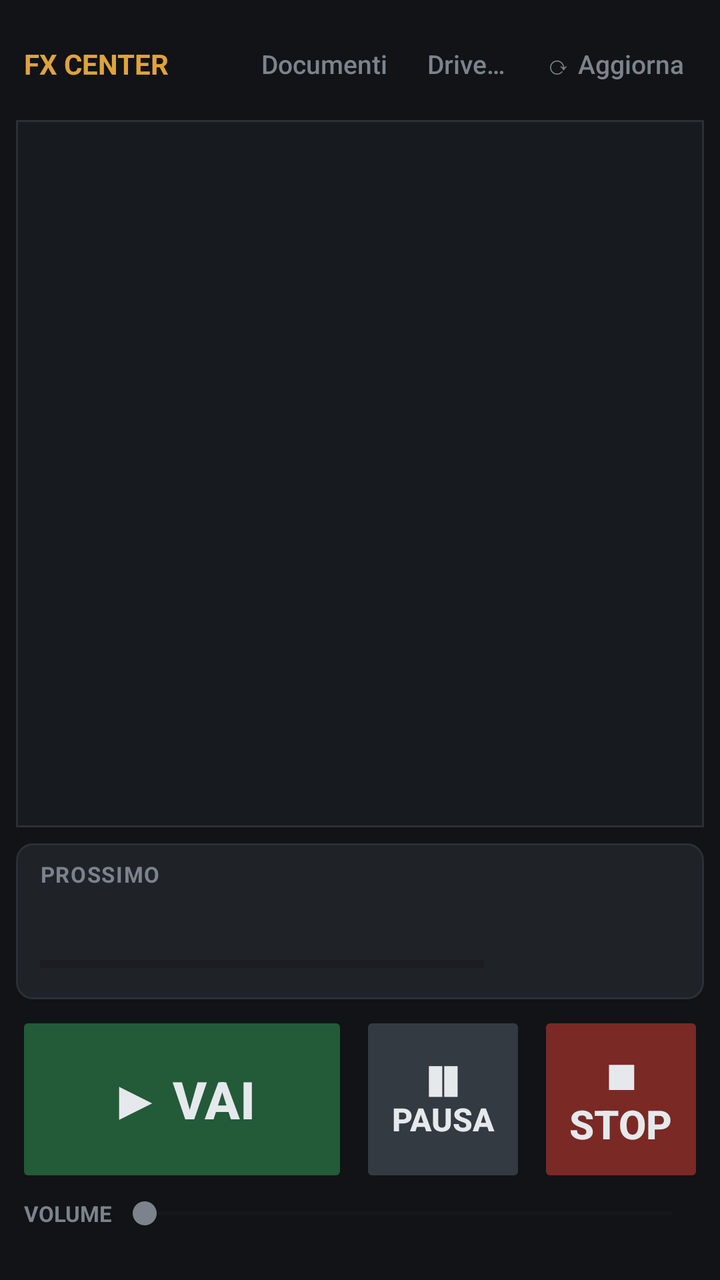
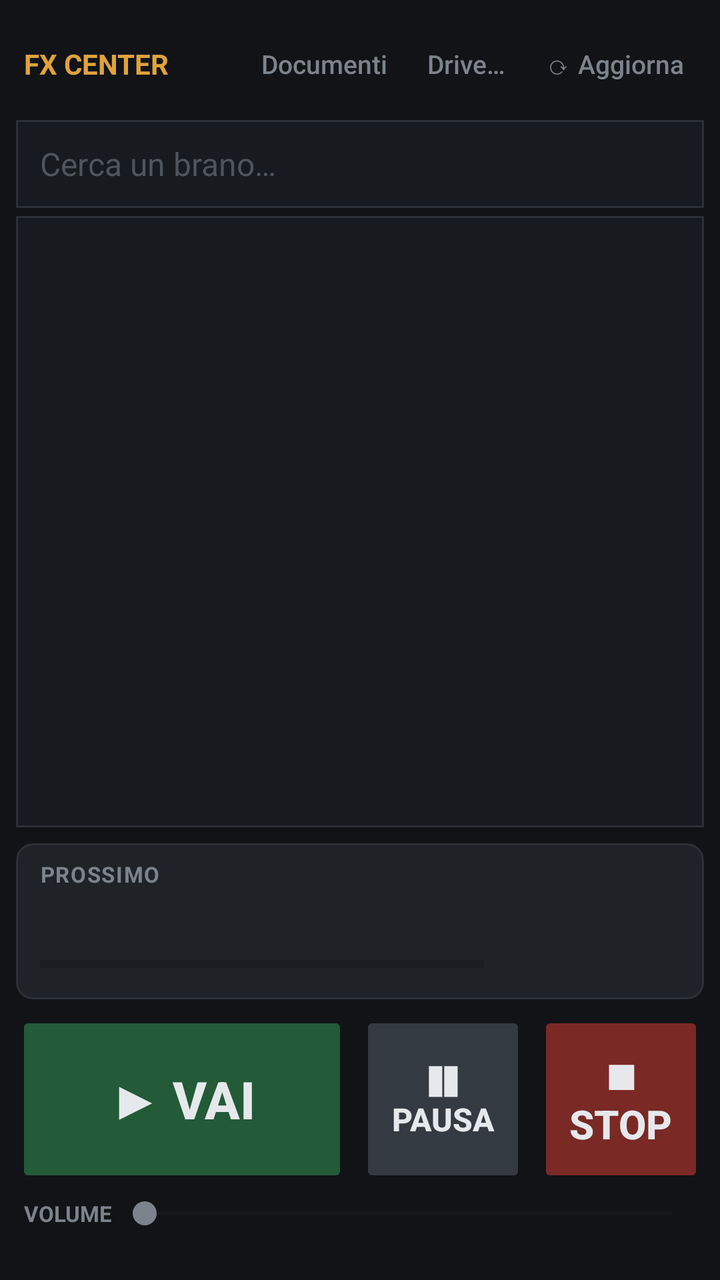

Before-and-after screenshots of an Android layout around one commit, followed by the original layout XML and the change that was made.
<!-- AndroidManifest.xml: application theme AppTheme -->
<!-- res/layout/activity_main.xml -->
<?xml version="1.0" encoding="utf-8"?>
<LinearLayout xmlns:android="http://schemas.android.com/apk/res/android"
    android:layout_width="match_parent"
    android:layout_height="match_parent"
    android:orientation="vertical"
    android:background="@color/bg"
    android:padding="8dp">

    
    <LinearLayout
        android:layout_width="match_parent"
        android:layout_height="wrap_content"
        android:orientation="horizontal"
        android:gravity="center_vertical">

        <TextView
            android:layout_width="wrap_content"
            android:layout_height="wrap_content"
            android:layout_marginStart="4dp"
            android:layout_marginEnd="8dp"
            android:text="FX CENTER"
            android:textColor="@color/accent"
            android:textSize="14sp"
            android:textStyle="bold" />

        <TextView
            android:id="@+id/source"
            android:layout_width="0dp"
            android:layout_height="wrap_content"
            android:layout_weight="1"
            android:textColor="@color/text_dim"
            android:textSize="12sp"
            android:maxLines="1"
            android:ellipsize="end" />

        <Button
            android:id="@+id/documents"
            style="@style/ToolButton"
            android:layout_width="wrap_content"
            android:layout_height="wrap_content"
            android:text="@string/documents" />

        <Button
            android:id="@+id/drive"
            style="@style/ToolButton"
            android:layout_width="wrap_content"
            android:layout_height="wrap_content"
            android:text="@string/drive" />

        <Button
            android:id="@+id/refresh"
            style="@style/ToolButton"
            android:layout_width="wrap_content"
            android:layout_height="wrap_content"
            android:text="@string/refresh" />
    </LinearLayout>

    <ListView
        android:id="@+id/cues"
        android:layout_width="match_parent"
        android:layout_height="0dp"
        android:layout_weight="1"
        android:layout_marginTop="4dp"
        android:padding="1dp"
        android:background="@drawable/list_frame"
        android:divider="@color/bg"
        android:dividerHeight="1dp"
        android:listSelector="@android:color/transparent" />

    
    <LinearLayout
        android:layout_width="match_parent"
        android:layout_height="wrap_content"
        android:layout_marginTop="8dp"
        android:orientation="vertical"
        android:background="@drawable/card"
        android:paddingStart="12dp"
        android:paddingEnd="12dp"
        android:paddingTop="8dp"
        android:paddingBottom="8dp">

        <TextView
            android:id="@+id/now_label"
            android:layout_width="match_parent"
            android:layout_height="wrap_content"
            android:text="@string/next"
            android:textColor="@color/text_dim"
            android:textSize="11sp"
            android:textStyle="bold"
            android:letterSpacing="0.05" />

        <TextView
            android:id="@+id/now_playing"
            android:layout_width="match_parent"
            android:layout_height="wrap_content"
            android:textColor="@color/text"
            android:textSize="18sp"
            android:textStyle="bold"
            android:maxLines="1"
            android:ellipsize="end"
            android:text=" " />

        <LinearLayout
            android:layout_width="match_parent"
            android:layout_height="wrap_content"
            android:layout_marginTop="4dp"
            android:orientation="horizontal"
            android:gravity="center_vertical">

            <ProgressBar
                android:id="@+id/progress"
                style="?android:attr/progressBarStyleHorizontal"
                android:layout_width="0dp"
                android:layout_height="wrap_content"
                android:layout_weight="1"
                android:progressTint="@color/accent"
                android:progressBackgroundTint="@color/bg"
                android:max="1000" />

            <TextView
                android:id="@+id/time"
                android:layout_width="wrap_content"
                android:layout_height="wrap_content"
                android:layout_marginStart="8dp"
                android:textColor="@color/text_dim"
                android:textSize="14sp"
                android:minWidth="90dp"
                android:gravity="end" />
        </LinearLayout>
    </LinearLayout>

    
    <LinearLayout
        android:layout_width="match_parent"
        android:layout_height="88dp"
        android:layout_marginTop="6dp"
        android:orientation="horizontal">

        <Button
            android:id="@+id/go"
            style="@style/Transport"
            android:layout_width="0dp"
            android:layout_height="match_parent"
            android:layout_weight="2"
            android:layout_marginEnd="6dp"
            android:backgroundTint="@color/go_tint"
            android:textSize="26sp"
            android:text="@string/go" />

        <Button
            android:id="@+id/pause"
            style="@style/Transport"
            android:layout_width="0dp"
            android:layout_height="match_parent"
            android:layout_weight="1"
            android:layout_marginEnd="6dp"
            android:backgroundTint="@color/pause_tint"
            android:textSize="16sp"
            android:text="@string/pause" />

        <Button
            android:id="@+id/stop"
            style="@style/Transport"
            android:layout_width="0dp"
            android:layout_height="match_parent"
            android:layout_weight="1"
            android:backgroundTint="@color/stop_tint"
            android:textSize="20sp"
            android:text="@string/stop" />
    </LinearLayout>

    <LinearLayout
        android:layout_width="match_parent"
        android:layout_height="wrap_content"
        android:layout_marginTop="4dp"
        android:orientation="horizontal"
        android:gravity="center_vertical">

        <TextView
            android:layout_width="wrap_content"
            android:layout_height="wrap_content"
            android:layout_marginStart="4dp"
            android:textColor="@color/text_dim"
            android:textSize="11sp"
            android:textStyle="bold"
            android:text="@string/volume" />

        <SeekBar
            android:id="@+id/volume"
            android:layout_width="0dp"
            android:layout_height="wrap_content"
            android:layout_weight="1"
            android:progressTint="@color/text_dim"
            android:progressBackgroundTint="@color/raised"
            android:thumbTint="@color/text_dim"
            android:max="100" />
    </LinearLayout>

    <TextView
        android:id="@+id/status"
        android:layout_width="match_parent"
        android:layout_height="wrap_content"
        android:layout_marginStart="4dp"
        android:textColor="@color/text_dim"
        android:textSize="12sp"
        android:maxLines="2"
        android:ellipsize="end"
        android:text=" " />
</LinearLayout>
<!-- resources referenced by this layout -->
<resources>
  <color name="accent">#e0a33a</color>
  <color name="bg">#111316</color>
  <color name="raised">#1f2328</color>
  <color name="text">#c4c8ce</color>
  <color name="text_dim">#7c838c</color>
  <!-- drawable card (drawable) -->
  <?xml version="1.0" encoding="utf-8"?>
  <shape xmlns:android="http://schemas.android.com/apk/res/android" android:shape="rectangle">
      <solid android:color="@color/raised" />
      <stroke android:width="1dp" android:color="@color/border" />
      <corners android:radius="8dp" />
  </shape>
  <!-- drawable list_frame (drawable) -->
  <?xml version="1.0" encoding="utf-8"?>
  <shape xmlns:android="http://schemas.android.com/apk/res/android" android:shape="rectangle">
      <solid android:color="@color/surface" />
      <stroke android:width="1dp" android:color="@color/border" />
  </shape>
  <string name="documents">Documenti</string>
  <string name="drive">Drive…</string>
  <string name="go">▶  VAI</string>
  <string name="next">PROSSIMO</string>
  <string name="pause">❚❚  PAUSA</string>
  <string name="refresh">⟳ Aggiorna</string>
  <string name="stop">■  STOP</string>
  <string name="volume">VOLUME</string>
  <style name="ToolButton" parent="@android:style/Widget.Material.Button.Borderless">
          <item name="android:textColor">@color/text_dim</item>
          <item name="android:textSize">13sp</item>
          <item name="android:textAllCaps">false</item>
          <item name="android:minWidth">0dp</item>
          <item name="android:paddingStart">10dp</item>
          <item name="android:paddingEnd">10dp</item>
      </style>
  <style name="Transport" parent="@android:style/Widget.Material.Button">
          <item name="android:textColor">@color/transport_text</item>
          <item name="android:textStyle">bold</item>
          <item name="android:stateListAnimator">@null</item>
      </style>
  <style name="AppTheme" parent="@android:style/Theme.Material.NoActionBar">
          <item name="android:colorPrimary">@color/bg</item>
          <item name="android:colorPrimaryDark">@color/bg</item>
          <item name="android:colorAccent">@color/accent</item>
          <item name="android:colorBackground">@color/bg</item>
          <item name="android:windowBackground">@color/bg</item>
          <item name="android:textColorPrimary">@color/text</item>
          <item name="android:textColorSecondary">@color/text_dim</item>
          <item name="android:statusBarColor">@color/bg</item>
          <item name="android:navigationBarColor">@color/bg</item>
          <item name="android:alertDialogTheme">@style/AppDialog</item>
      </style>
  <color name="border">#2b3037</color>
  <color name="surface">#171a1e</color>
  <style name="AppDialog" parent="@android:style/Theme.Material.Dialog.Alert">
          <item name="android:colorAccent">@color/accent</item>
          <item name="android:colorBackground">@color/raised</item>
          <item name="android:textColorPrimary">@color/text</item>
      </style>
</resources>

<!-- the commit's change to res/layout/activity_main.xml (unified diff, before → after) -->
@@ -4,6 +4,9 @@
     android:layout_height="match_parent"
     android:orientation="vertical"
     android:background="@color/bg"
+    android:focusable="true"
+    android:focusableInTouchMode="true"
+    android:defaultFocusHighlightEnabled="false"
     android:padding="8dp">
 
     
@@ -53,6 +56,53 @@
             android:layout_width="wrap_content"
             android:layout_height="wrap_content"
             android:text="@string/refresh" />
+    </LinearLayout>
+
+    
+    <LinearLayout
+        android:layout_width="match_parent"
+        android:layout_height="44dp"
+        android:layout_marginTop="4dp"
+        android:orientation="horizontal"
+        android:gravity="center_vertical"
+        android:background="@drawable/list_frame">
+
+        <EditText
+            android:id="@+id/search"
+            android:layout_width="0dp"
+            android:layout_height="match_parent"
+            android:layout_weight="1"
+            android:paddingStart="12dp"
+            android:paddingEnd="4dp"
+            android:background="@null"
+            android:hint="@string/search_hint"
+            android:textColorHint="@color/text_faint"
+            android:textColor="@color/text"
+            android:textCursorDrawable="@null"
+            android:textSize="16sp"
+            android:inputType="text|textNoSuggestions"
+            android:imeOptions="actionSearch|flagNoExtractUi"
+            android:importantForAutofill="no"
+            android:maxLines="1" />
+
+        <TextView
+            android:id="@+id/search_count"
+            android:layout_width="wrap_content"
+            android:layout_height="wrap_content"
+            android:textColor="@color/text_dim"
+            android:textSize="12sp" />
+
+        <TextView
+            android:id="@+id/search_clear"
+            android:layout_width="44dp"
+            android:layout_height="match_parent"
+            android:gravity="center"
+            android:text="✕"
+            android:textColor="@color/text_dim"
+            android:textSize="18sp"
+            android:contentDescription="@string/search_clear"
+            android:background="?android:attr/selectableItemBackgroundBorderless"
+            android:visibility="gone" />
     </LinearLayout>
 
     <ListView
<!-- resource entries referenced after the edit -->
@@ -5,6 +5,7 @@
   <color name="raised">#1f2328</color>
   <color name="text">#c4c8ce</color>
   <color name="text_dim">#7c838c</color>
+  <color name="text_faint">#4f555d</color>
   <!-- drawable card (drawable) -->
   <?xml version="1.0" encoding="utf-8"?>
   <shape xmlns:android="http://schemas.android.com/apk/res/android" android:shape="rectangle">
@@ -24,6 +25,8 @@
   <string name="next">PROSSIMO</string>
   <string name="pause">❚❚  PAUSA</string>
   <string name="refresh">⟳ Aggiorna</string>
+  <string name="search_clear">Cancella la ricerca</string>
+  <string name="search_hint">Cerca un brano…</string>
   <string name="stop">■  STOP</string>
   <string name="volume">VOLUME</string>
   <style name="ToolButton" parent="@android:style/Widget.Material.Button.Borderless">
